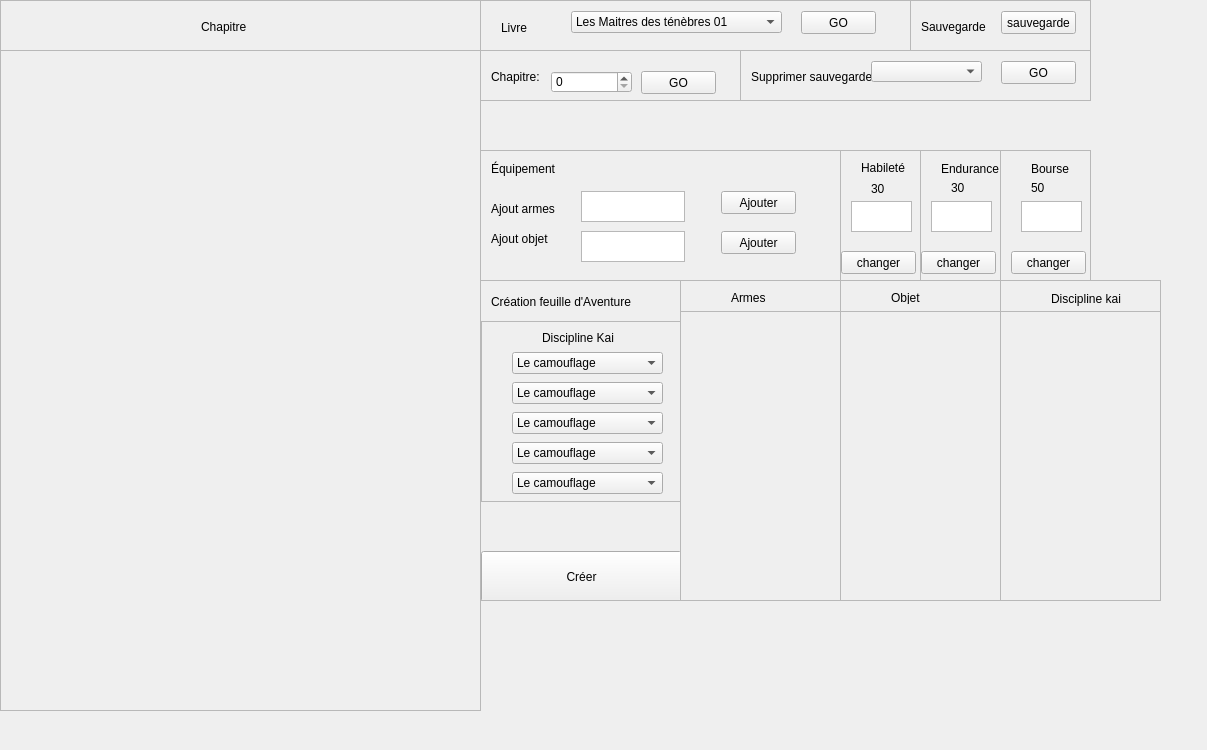
Above: untitled.ui from 2111325-Bellerose-Olivier/LOliveEtLeMerle before the change. Below: the same form after it.
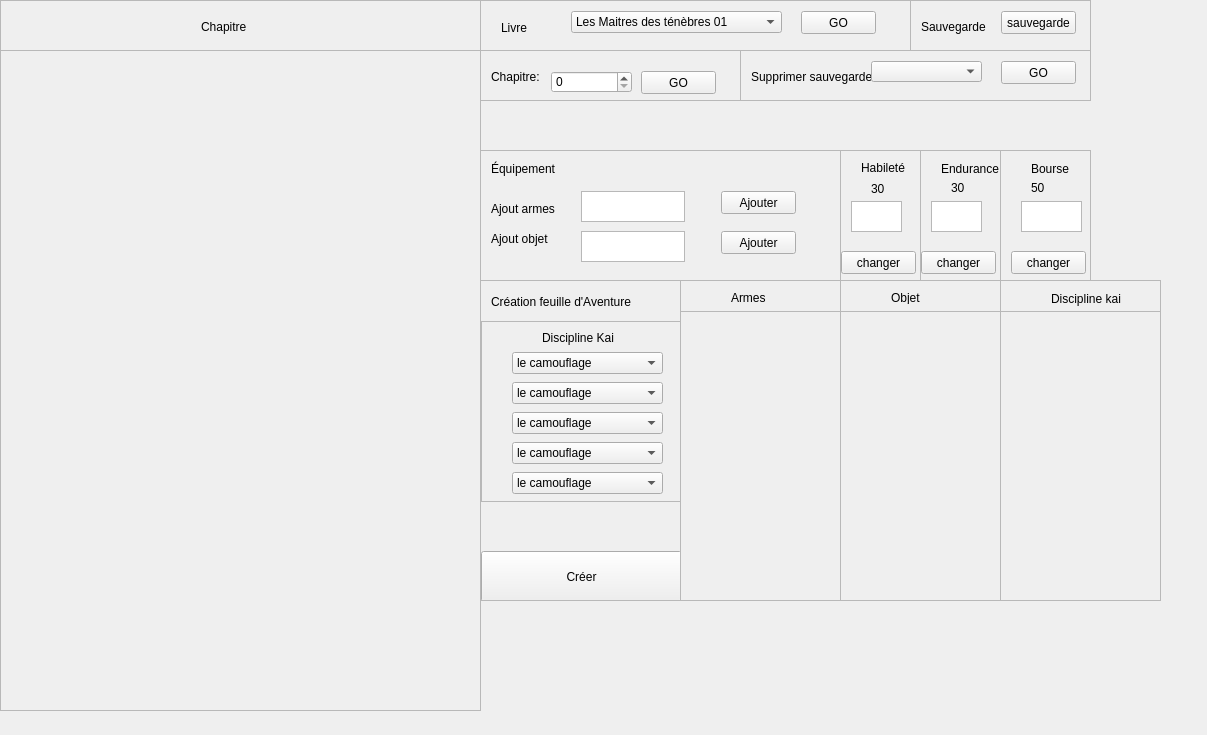
That is the form after the change.

```diff
--- a/untitled.ui
+++ b/untitled.ui
@@ -7,7 +7,7 @@
     <x>0</x>
     <y>0</y>
     <width>1207</width>
-    <height>750</height>
+    <height>735</height>
    </rect>
   </property>
   <property name="windowTitle">
@@ -379,7 +379,7 @@
         </property>
         <item>
          <property name="text">
-          <string>Le camouflage</string>
+          <string>le camouflage</string>
          </property>
         </item>
         <item>
@@ -419,7 +419,7 @@
         </property>
         <item>
          <property name="text">
-          <string>Le camouflage</string>
+          <string>le camouflage</string>
          </property>
         </item>
         <item>
@@ -459,7 +459,7 @@
         </property>
         <item>
          <property name="text">
-          <string>Le camouflage</string>
+          <string>le camouflage</string>
          </property>
         </item>
         <item>
@@ -499,7 +499,7 @@
         </property>
         <item>
          <property name="text">
-          <string>Le camouflage</string>
+          <string>le camouflage</string>
          </property>
         </item>
         <item>
@@ -539,7 +539,7 @@
         </property>
         <item>
          <property name="text">
-          <string>Le camouflage</string>
+          <string>le camouflage</string>
          </property>
         </item>
         <item>
@@ -717,12 +717,12 @@
        <string>changer</string>
       </property>
      </widget>
-     <widget class="QTextEdit" name="textEditHabilete">
+     <widget class="QPlainTextEdit" name="plainTextEditHabilete">
       <property name="geometry">
        <rect>
         <x>10</x>
         <y>50</y>
-        <width>61</width>
+        <width>51</width>
         <height>31</height>
        </rect>
       </property>
@@ -789,12 +789,12 @@
        <string>changer</string>
       </property>
      </widget>
-     <widget class="QTextEdit" name="textEditEndurance">
+     <widget class="QPlainTextEdit" name="plainTextEditEndurance">
       <property name="geometry">
        <rect>
         <x>10</x>
         <y>50</y>
-        <width>61</width>
+        <width>51</width>
         <height>31</height>
        </rect>
       </property>
```
Left out of the diff: 56 changed lines with no effect on the pictures.
